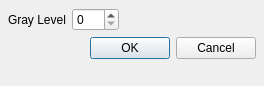
Qt form Code/EmMpmGui/UI_Files/UserInitAreaDialog.ui (BlueQuartzSoftware/EMMPMWorkbench) before a commit.
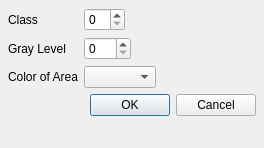
The same form after that commit. Custom widgets are drawn as their Qt base class.

Commit message: Adding feature where the color of the user init area can be set, the class can be set and the color of the 2D Curve will be the same color as the user init area

```diff
--- a/Code/EmMpmGui/UI_Files/UserInitAreaDialog.ui
+++ b/Code/EmMpmGui/UI_Files/UserInitAreaDialog.ui
@@ -7,7 +7,7 @@
     <x>0</x>
     <y>0</y>
     <width>264</width>
-    <height>86</height>
+    <height>148</height>
    </rect>
   </property>
   <property name="sizePolicy">
@@ -50,18 +50,18 @@
    <item row="0" column="0">
     <widget class="QLabel" name="label_2">
      <property name="text">
-      <string>Gray Level</string>
+      <string>Class</string>
      </property>
     </widget>
    </item>
    <item row="0" column="1">
     <widget class="QSpinBox" name="grayLevelSB">
      <property name="maximum">
-      <number>255</number>
+      <number>15</number>
      </property>
     </widget>
    </item>
-   <item row="3" column="0" colspan="2">
+   <item row="5" column="0" colspan="2">
     <widget class="QDialogButtonBox" name="buttonBox">
      <property name="orientation">
       <enum>Qt::Horizontal</enum>
@@ -71,8 +71,39 @@
      </property>
     </widget>
    </item>
+   <item row="1" column="0">
+    <widget class="QLabel" name="label_3">
+     <property name="text">
+      <string>Gray Level</string>
+     </property>
+    </widget>
+   </item>
+   <item row="1" column="1">
+    <widget class="QSpinBox" name="m_GrayLevel">
+     <property name="maximum">
+      <number>255</number>
+     </property>
+    </widget>
+   </item>
+   <item row="2" column="0">
+    <widget class="QLabel" name="label">
+     <property name="text">
+      <string>Color of Area</string>
+     </property>
+    </widget>
+   </item>
+   <item row="2" column="1">
+    <widget class="ColorComboPicker" name="colorPicker"/>
+   </item>
   </layout>
  </widget>
+ <customwidgets>
+  <customwidget>
+   <class>ColorComboPicker</class>
+   <extends>QComboBox</extends>
+   <header location="global">ColorComboPicker.h</header>
+  </customwidget>
+ </customwidgets>
  <resources/>
  <connections>
   <connection>
```
Left out of the diff: 2 changed lines with no effect on the pictures. The commit also changes 16 other files.
